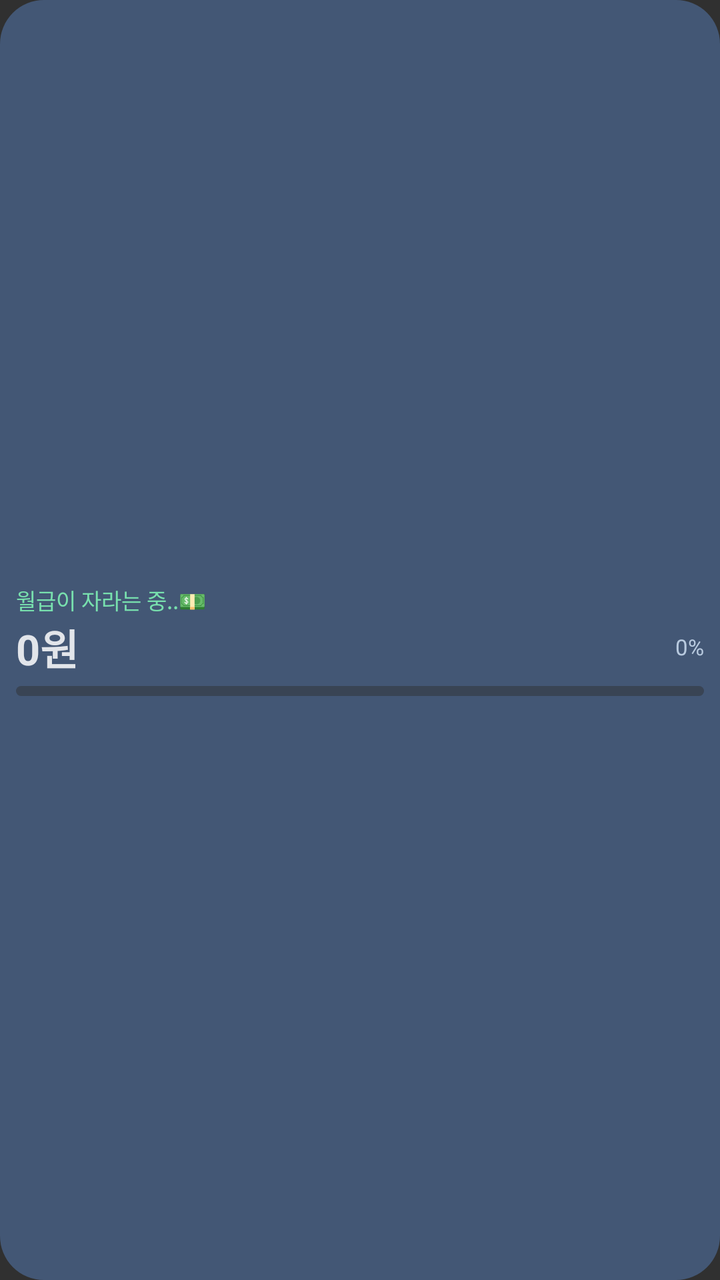
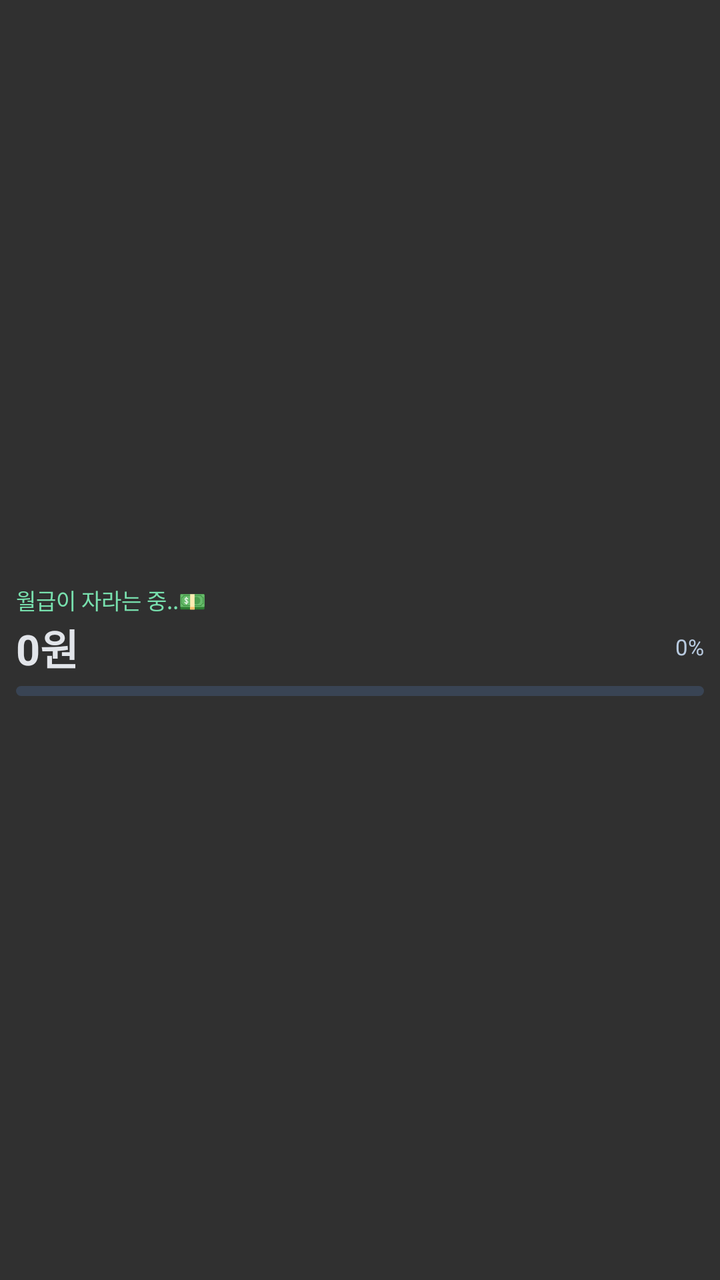

Before-and-after screenshots of an Android layout around one commit, followed by the original layout XML and the change that was made.
<!-- AndroidManifest.xml: application theme android:Theme.Material.NoActionBar -->
<!-- res/layout/salary_widget_three.xml -->
<LinearLayout android:id="@+id/widget_root" xmlns:android="http://schemas.android.com/apk/res/android" android:layout_width="match_parent" android:layout_height="match_parent" android:orientation="vertical" android:gravity="center_vertical" android:padding="8dp" android:background="@drawable/widget_bg"><TextView android:id="@+id/title" android:layout_width="match_parent" android:layout_height="wrap_content" android:text="월급이 자라는 중..💵" android:textColor="#78E0AE" android:textSize="11sp" android:singleLine="true"/><LinearLayout android:layout_width="match_parent" android:layout_height="wrap_content" android:orientation="horizontal" android:gravity="center_vertical"><FrameLayout android:layout_width="0dp" android:layout_height="wrap_content" android:layout_weight="1"><TextView android:id="@+id/amount" android:layout_width="match_parent" android:layout_height="wrap_content" android:text="0원" android:textColor="#E2E5EA" android:textSize="21sp" android:textStyle="bold" android:singleLine="true" android:autoSizeTextType="uniform" android:autoSizeMinTextSize="11sp" android:autoSizeMaxTextSize="21sp"/><ImageView android:id="@+id/rainbow_amount" android:layout_width="match_parent" android:layout_height="match_parent" android:visibility="gone" android:scaleType="fitStart" android:adjustViewBounds="false"/></FrameLayout><TextView android:id="@+id/progress_text" android:layout_width="wrap_content" android:layout_height="wrap_content" android:text="0%" android:textColor="#B8CADF" android:textSize="11sp"/></LinearLayout><ProgressBar android:id="@+id/progress" style="?android:attr/progressBarStyleHorizontal" android:layout_width="match_parent" android:layout_height="5dp" android:layout_marginTop="4dp" android:max="10000" android:progressDrawable="@drawable/widget_progress_green"/><ProgressBar android:id="@+id/progress_lastfive" style="?android:attr/progressBarStyleHorizontal" android:layout_width="match_parent" android:layout_height="5dp" android:layout_marginTop="4dp" android:max="10000" android:progressDrawable="@drawable/widget_progress_lastfive" android:visibility="gone"/></LinearLayout>
<!-- resources referenced by this layout -->
<resources>
  <!-- drawable widget_bg (drawable) -->
  <shape xmlns:android="http://schemas.android.com/apk/res/android" android:shape="rectangle">
      <solid android:color="#435775"/>
      <corners android:radius="22dp"/>
  </shape>
  <!-- drawable widget_progress_green (drawable) -->
  <layer-list xmlns:android="http://schemas.android.com/apk/res/android"><item android:id="@android:id/background"><shape android:shape="rectangle"><corners android:radius="6dp"/><solid android:color="#394454"/></shape></item><item android:id="@android:id/progress"><clip><shape android:shape="rectangle"><corners android:radius="6dp"/><gradient android:angle="0" android:startColor="#236B43" android:endColor="#A5F4A4"/></shape></clip></item></layer-list>
  <!-- drawable widget_progress_lastfive (drawable) -->
  <layer-list xmlns:android="http://schemas.android.com/apk/res/android"><item android:id="@android:id/background"><shape android:shape="rectangle"><corners android:radius="6dp"/><solid android:color="#394454"/></shape></item><item android:id="@android:id/progress"><clip><shape android:shape="rectangle"><corners android:radius="6dp"/><gradient android:angle="0" android:startColor="#236B43" android:centerColor="#A5F4A4" android:endColor="#B50016" android:centerX="0.68"/></shape></clip></item></layer-list>
</resources>

<!-- the commit's change to res/layout/salary_widget_three.xml (unified diff, before → after) -->
@@ -1 +1 @@
-<LinearLayout android:id="@+id/widget_root" xmlns:android="http://schemas.android.com/apk/res/android" android:layout_width="match_parent" android:layout_height="match_parent" android:orientation="vertical" android:gravity="center_vertical" android:padding="8dp" android:background="@drawable/widget_bg"><TextView android:id="@+id/title" android:layout_width="match_parent" android:layout_height="wrap_content" android:text="월급이 자라는 중..💵" android:textColor="#78E0AE" android:textSize="11sp" android:singleLine="true"/><LinearLayout android:layout_width="match_parent" android:layout_height="wrap_content" android:orientation="horizontal" android:gravity="center_vertical"><FrameLayout android:layout_width="0dp" android:layout_height="wrap_content" android:layout_weight="1"><TextView android:id="@+id/amount" android:layout_width="match_parent" android:layout_height="wrap_content" android:text="0원" android:textColor="#E2E5EA" android:textSize="21sp" android:textStyle="bold" android:singleLine="true" android:autoSizeTextType="uniform" android:autoSizeMinTextSize="11sp" android:autoSizeMaxTextSize="21sp"/><ImageView android:id="@+id/rainbow_amount" android:layout_width="match_parent" android:layout_height="match_parent" android:visibility="gone" android:scaleType="fitStart" android:adjustViewBounds="false"/></FrameLayout><TextView android:id="@+id/progress_text" android:layout_width="wrap_content" android:layout_height="wrap_content" android:text="0%" android:textColor="#B8CADF" android:textSize="11sp"/></LinearLayout><ProgressBar android:id="@+id/progress" style="?android:attr/progressBarStyleHorizontal" android:layout_width="match_parent" android:layout_height="5dp" android:layout_marginTop="4dp" android:max="10000" android:progressDrawable="@drawable/widget_progress_green"/><ProgressBar android:id="@+id/progress_lastfive" style="?android:attr/progressBarStyleHorizontal" android:layout_width="match_parent" android:layout_height="5dp" android:layout_marginTop="4dp" android:max="10000" android:progressDrawable="@drawable/widget_progress_lastfive" android:visibility="gone"/></LinearLayout>
+<FrameLayout xmlns:android="http://schemas.android.com/apk/res/android" android:id="@+id/widget_root" android:layout_width="match_parent" android:layout_height="match_parent"><ImageView android:id="@+id/widget_background" android:layout_width="match_parent" android:layout_height="match_parent" android:scaleType="fitXY"/><LinearLayout android:id="@+id/widget_content" xmlns:android="http://schemas.android.com/apk/res/android" android:layout_width="match_parent" android:layout_height="match_parent" android:orientation="vertical" android:gravity="center_vertical" android:padding="8dp" android:background="@android:color/transparent"><TextView android:id="@+id/title" android:layout_width="match_parent" android:layout_height="wrap_content" android:text="월급이 자라는 중..💵" android:textColor="#78E0AE" android:textSize="11sp" android:singleLine="true"/><LinearLayout android:layout_width="match_parent" android:layout_height="wrap_content" android:orientation="horizontal" android:gravity="center_vertical"><FrameLayout android:layout_width="0dp" android:layout_height="wrap_content" android:layout_weight="1"><TextView android:id="@+id/amount" android:layout_width="match_parent" android:layout_height="wrap_content" android:text="0원" android:textColor="#E2E5EA" android:textSize="21sp" android:textStyle="bold" android:singleLine="true" android:autoSizeTextType="uniform" android:autoSizeMinTextSize="11sp" android:autoSizeMaxTextSize="21sp"/><ImageView android:id="@+id/rainbow_amount" android:layout_width="match_parent" android:layout_height="match_parent" android:visibility="gone" android:scaleType="fitStart" android:adjustViewBounds="false"/></FrameLayout><TextView android:id="@+id/progress_text" android:layout_width="wrap_content" android:layout_height="wrap_content" android:text="0%" android:textColor="#B8CADF" android:textSize="11sp"/></LinearLayout><ProgressBar android:id="@+id/progress" style="?android:attr/progressBarStyleHorizontal" android:layout_width="match_parent" android:layout_height="5dp" android:layout_marginTop="4dp" android:max="10000" android:progressDrawable="@drawable/widget_progress_green"/><ProgressBar android:id="@+id/progress_lastfive" style="?android:attr/progressBarStyleHorizontal" android:layout_width="match_parent" android:layout_height="5dp" android:layout_marginTop="4dp" android:max="10000" android:progressDrawable="@drawable/widget_progress_lastfive" android:visibility="gone"/></LinearLayout></FrameLayout>
<!-- resource entries referenced after the edit -->
@@ -1,10 +1,5 @@
 <!-- resources referenced by this layout -->
 <resources>
-  <!-- drawable widget_bg (drawable) -->
-  <shape xmlns:android="http://schemas.android.com/apk/res/android" android:shape="rectangle">
-      <solid android:color="#435775"/>
-      <corners android:radius="22dp"/>
-  </shape>
   <!-- drawable widget_progress_green (drawable) -->
   <layer-list xmlns:android="http://schemas.android.com/apk/res/android"><item android:id="@android:id/background"><shape android:shape="rectangle"><corners android:radius="6dp"/><solid android:color="#394454"/></shape></item><item android:id="@android:id/progress"><clip><shape android:shape="rectangle"><corners android:radius="6dp"/><gradient android:angle="0" android:startColor="#236B43" android:endColor="#A5F4A4"/></shape></clip></item></layer-list>
   <!-- drawable widget_progress_lastfive (drawable) -->
